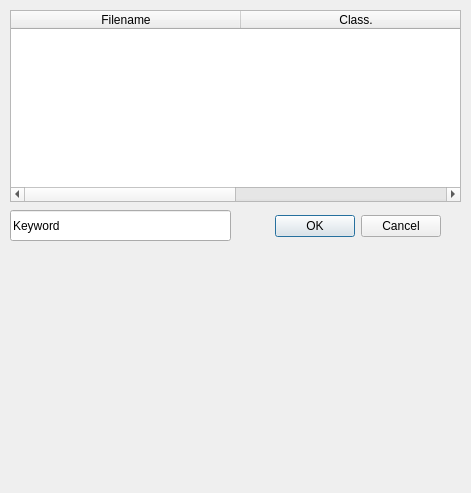
Above: GUI/qt_files/filterdialog.ui from samuel-wechsler/TCID50-parser before the change. Below: the same form after it.
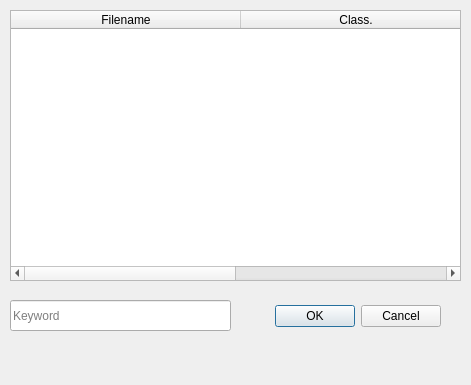
That is the form after the change.

The edit to the form file:
```diff
--- a/GUI/qt_files/filterdialog.ui
+++ b/GUI/qt_files/filterdialog.ui
@@ -7,7 +7,7 @@
     <x>0</x>
     <y>0</y>
     <width>471</width>
-    <height>493</height>
+    <height>385</height>
    </rect>
   </property>
   <property name="windowTitle">
@@ -19,9 +19,9 @@
    </property>
    <property name="geometry">
     <rect>
-     <x>270</x>
-     <y>210</y>
-     <width>171</width>
+     <x>250</x>
+     <y>300</y>
+     <width>191</width>
      <height>32</height>
     </rect>
    </property>
@@ -38,7 +38,7 @@
      <x>10</x>
      <y>10</y>
      <width>451</width>
-     <height>192</height>
+     <height>271</height>
     </rect>
    </property>
    <property name="editTriggers">
@@ -65,12 +65,15 @@
    <property name="geometry">
     <rect>
      <x>10</x>
-     <y>210</y>
+     <y>300</y>
      <width>221</width>
      <height>31</height>
     </rect>
    </property>
    <property name="text">
+    <string/>
+   </property>
+   <property name="placeholderText">
     <string>Keyword</string>
    </property>
   </widget>
```
